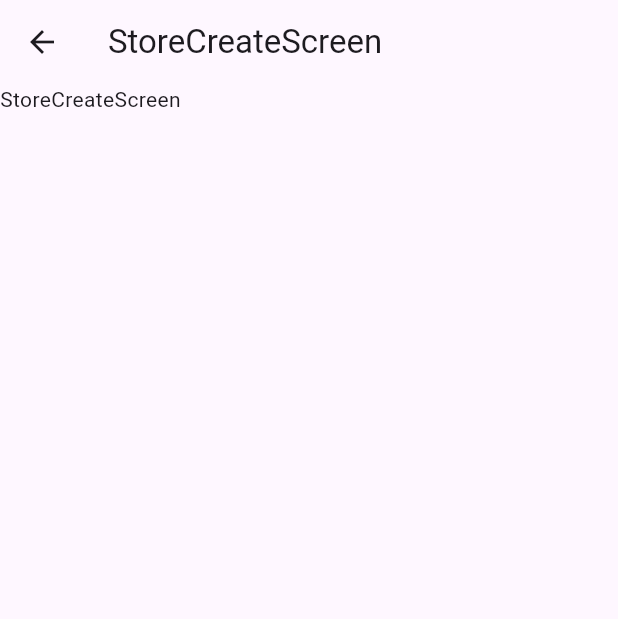
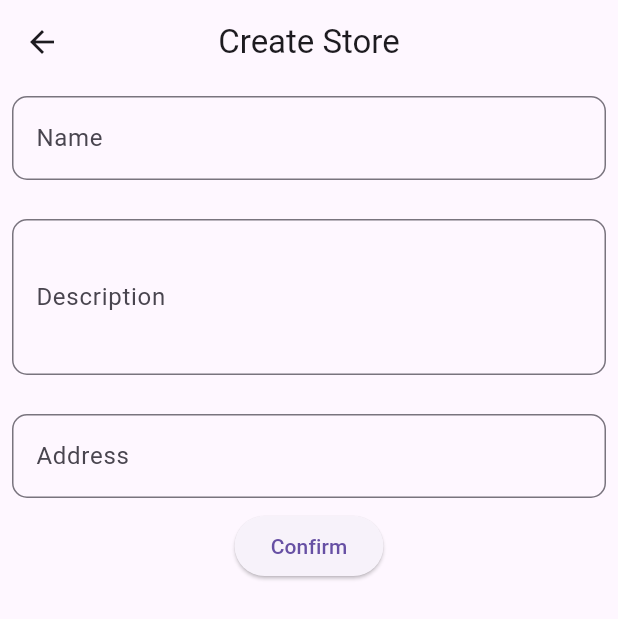
Before and after one commit to mhossain11/Inventory-Management-App, a Flutter app: the StoreCreateScreen screen opened directly, on a phone screen of 412 x 824 dp. Shown: the top 619 px of the screen. Run offline on Flutter 3.47's test engine with Material 3 defaults, Android fonts, the phone set to English and light mode, and no system bars; our stand-ins replace curved_navigation_bar, dartz, equatable, flutter_riverpod, flutter_screenutil, gap and 3 more; accounts and stored records are empty.

Commit message:
SharedPreferences separate, auth SharedPreferences change ,and user store screen create

```diff
--- /dev/null
+++ b/devtools_options.yaml
@@ -0,0 +1,3 @@
+description: This file stores settings for Dart & Flutter DevTools.
+documentation: https://docs.flutter.dev/tools/devtools/extensions#configure-extension-enablement-states
+extensions:
--- /dev/null
+++ b/lib/core/app/cache/prefs_key.dart
@@ -0,0 +1,6 @@
+
+class PrefsKey{
+  static String userLoginToken = 'user-access-token';
+  static String userStoreList = 'user-store-list';
+
+}
--- a/lib/core/di_inject/injection_container.main.dart
+++ b/lib/core/di_inject/injection_container.main.dart
@@ -8,6 +8,7 @@ import '../../features/auth/data/repos/auth_repo_impl.dart';
 import '../../features/auth/domain/repos/auth_repo.dart';
 import '../../features/auth/presentation/controller/auth_controllere.dart';
 import '../app/cache/cache_helper.dart';
+import '../app/cache/prefs_helper.dart';
 
 final sl = GetIt.instance;
 
@@ -21,8 +22,9 @@ Future<void> init() async {
 Future<void> _cacheInit() async {
   final prefs = await SharedPreferences.getInstance();
   sl
-    ..registerLazySingleton(() => CacheHelper(sl()))
-    ..registerLazySingleton<SharedPreferences>(() => prefs);
+    ..registerLazySingleton<SharedPreferences>(() => prefs)
+    ..registerLazySingleton(() => PrefsHelper(sl()));
+
 }
 
 Future<void> _userAuthInit() async {
--- a/lib/core/route/app_route.dart
+++ b/lib/core/route/app_route.dart
@@ -1,9 +1,14 @@
 class AppRoutes{
 
   static String initial ='/';
+  //auth
   static String loginScreen ='/login';
- static String dashboardScreen ='/dashboard';
   static String registerScreen = '/register';
+  //dashboard
+  static String dashboardScreen ='/dashboard';
+  //home
   static String homeScreen = '/home';
+  static String storeCreateScreen = '/userStoreCreate';
+
 
 }
--- a/lib/core/route/getx_route.dart
+++ b/lib/core/route/getx_route.dart
@@ -2,6 +2,9 @@ import 'package:get/get.dart';
 import 'package:inventoryapp/features/auth/presentation/screens/login_screen.dart';
 import 'package:inventoryapp/features/dashboard/presentation/screens/dashboard_screen.dart';
 import 'package:inventoryapp/features/splash/presentation/screens/splash_screen.dart';
+import '../../features/auth/presentation/screens/register_screen.dart';
+import '../../features/home/presentation/screens/home_screen.dart';
+import '../../features/home/presentation/screens/store_create_screen.dart';
 import 'app_route.dart';
 
 class GetRoute{
@@ -10,11 +13,25 @@ class GetRoute{
       GetPage(name: AppRoutes.initial,
           page:()=> SplashScreen()),
 
+      //auth
       GetPage(name: AppRoutes.loginScreen,
           page: ()=> LoginScreen()),
+      GetPage(name: AppRoutes.registerScreen,
+          page: ()=> RegisterScreen()),
 
+      //dashboard
       GetPage(name: AppRoutes.dashboardScreen,
           page: ()=> DashboardScreen()),
+
+      //home
+      GetPage(name: AppRoutes.homeScreen,
+          page: ()=> HomeScreen()),
+      GetPage(name: AppRoutes.storeCreateScreen,
+          page: ()=> StoreCreateScreen()),
+
+
+
+
     ];
   }
 }
--- a/lib/features/auth/data/datasources/auth_remote_datasource.dart
+++ b/lib/features/auth/data/datasources/auth_remote_datasource.dart
@@ -3,9 +3,11 @@ import 'dart:convert';
 
 import 'package:flutter/cupertino.dart';
 import'package:http/http.dart'as http;
+import 'package:inventoryapp/core/app/cache/prefs_helper.dart';
 import 'package:inventoryapp/core/utils/constants/network_constants.dart';
 
 import '../../../../core/app/cache/cache_helper.dart';
+import '../../../../core/app/cache/prefs_key.dart';
 import '../../../../core/di_inject/injection_container.main.dart';
 import '../../../../core/extensions/error_reponse.dart';
 import '../../../../core/extensions/exceptions.dart';
@@ -51,7 +53,7 @@ class AuthRemoteDataSrcImp implements AuthRemoteDataSrc{
            statusCode: response.statusCode);
      }
      final tokenValue = payload['access'];
-     await sl<CacheHelper>().cacheAccessToken(tokenValue);
+     await sl<PrefsHelper>().setString(PrefsKey.userLoginToken, tokenValue);
    }on ServerException {
      rethrow;
    }catch(e,s){
--- a/lib/features/dashboard/presentation/screens/store_create_screen.dart
+++ /dev/null
@@ -1,18 +0,0 @@
-import 'package:flutter/material.dart';
-
-class StoreCreateScreen extends StatefulWidget {
-  const StoreCreateScreen({super.key});
-
-  @override
-  State<StoreCreateScreen> createState() => _StoreCreateScreenState();
-}
-
-class _StoreCreateScreenState extends State<StoreCreateScreen> {
-  @override
-  Widget build(BuildContext context) {
-    return Scaffold(
-      appBar: AppBar(title: Text('StoreCreateScreen'),),
-      body: Text('StoreCreateScreen'),
-    );
-  }
-}
--- /dev/null
+++ b/lib/features/home/presentation/screens/store_create_screen.dart
@@ -0,0 +1,69 @@
+import 'package:flutter/material.dart';
+import 'package:gap/gap.dart';
+import 'package:inventoryapp/share/custom_textField.dart';
+
+class StoreCreateScreen extends StatefulWidget {
+  const StoreCreateScreen({super.key});
+  static String path ='/userStoreCreate';
+
+  @override
+  State<StoreCreateScreen> createState() => _StoreCreateScreenState();
+}
+
+class _StoreCreateScreenState extends State<StoreCreateScreen> {
+  TextEditingController nameController = TextEditingController();
+  TextEditingController descriptionController = TextEditingController();
+  TextEditingController addressController = TextEditingController();
+
+  @override
+  void dispose() {
+    nameController.dispose();
+    descriptionController.dispose();
+    addressController.dispose();
+    super.dispose();
+  }
+
+  @override
+  Widget build(BuildContext context) {
+    return Scaffold(
+      appBar: AppBar(
+        title: const Text('Create Store'),
+        centerTitle: true,
+      ),
+      body: Column(
+        children: [
+          Padding(
+            padding: const EdgeInsets.all(8.0),
+            child: CustomTextField(
+              controller: nameController,
+              label: 'Name',
+            hintText: 'Name',),
+          ),
+          Gap(10),
+          Padding(
+            padding: const EdgeInsets.all(8.0),
+            child: CustomTextField(
+              controller: descriptionController,
+              label: 'Description',
+            hintText: 'Description',
+            maxLines: 3,
+            ),
+          ),
+          Gap(10),
+          Padding(
+            padding: const EdgeInsets.all(8.0),
+            child: CustomTextField(
+              controller: addressController,
+              label: 'Address',
+            hintText: 'Address',),
+          ),
+
+          ElevatedButton(onPressed: (){}, child: Text('Confirm'))
+        ],
+      )
+    );
+  }
+
+
+
+}
--- a/lib/features/profile/presentation/screens/profile_screen.dart
+++ b/lib/features/profile/presentation/screens/profile_screen.dart
@@ -5,6 +5,6 @@ class ProfileScreen extends StatelessWidget {
 
   @override
   Widget build(BuildContext context) {
-    return const Placeholder();
+    return Scaffold();
   }
 }
--- /dev/null
+++ b/lib/share/custom_textField.dart
@@ -0,0 +1,29 @@
+import 'package:flutter/material.dart';
+
+class CustomTextField extends StatelessWidget {
+  final TextEditingController controller;
+  final String? label;
+  final int? maxLines;
+  final String? hintText;
+
+  const CustomTextField({
+    super.key,
+    required this.controller,
+    this.label,
+    this.hintText, this.maxLines =1,
+  });
+
+  @override
+  Widget build(BuildContext context) {
+    return TextFormField(
+      controller: controller,
+      keyboardType: TextInputType.emailAddress,
+      maxLines: maxLines,
+      decoration: InputDecoration(
+        labelText: label,
+        hintText: hintText,
+        border: OutlineInputBorder(borderRadius: BorderRadius.circular(10)),
+      ),
+    );
+  }
+}
```
Also changed, not shown: lib/core/app/cache/cache_helper.dart (+1 -117 lines), lib/core/app/cache/prefs_helper.dart (added, +25 -0 lines), lib/features/dashboard/presentation/screens/dashboard_screen.dart (+4 -33 lines), lib/features/home/presentation/screens/cash_screen.dart (deleted, +0 -10 lines), lib/features/splash/presentation/screens/splash_screen.dart (+18 -2 lines), 1 other file.
